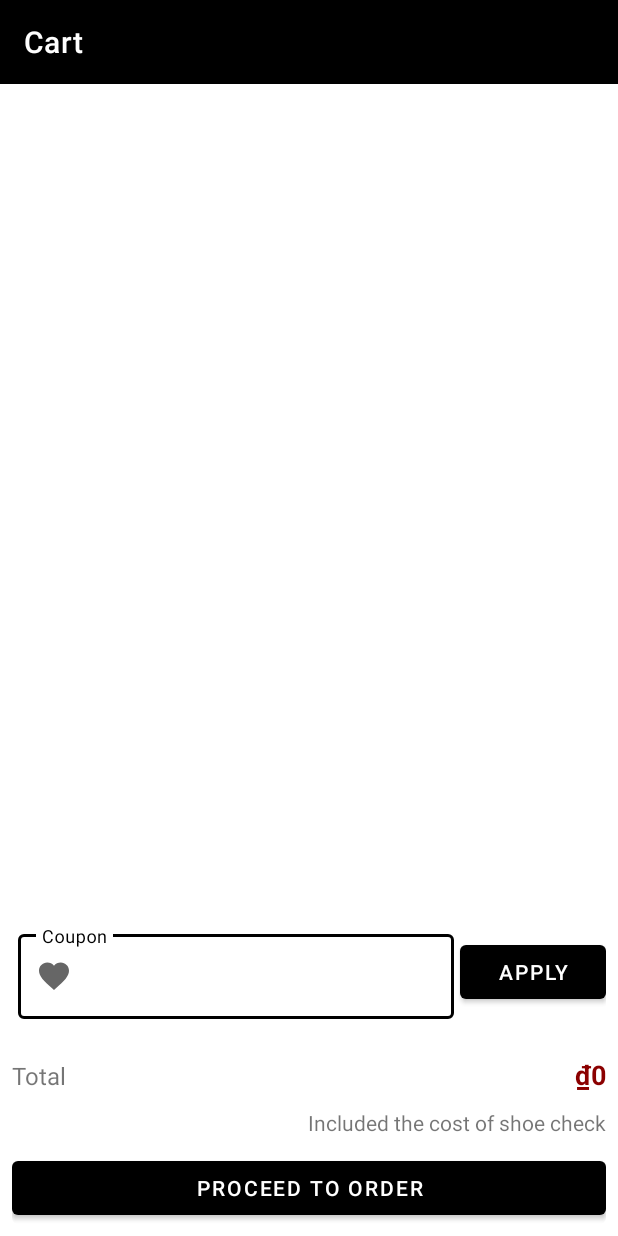
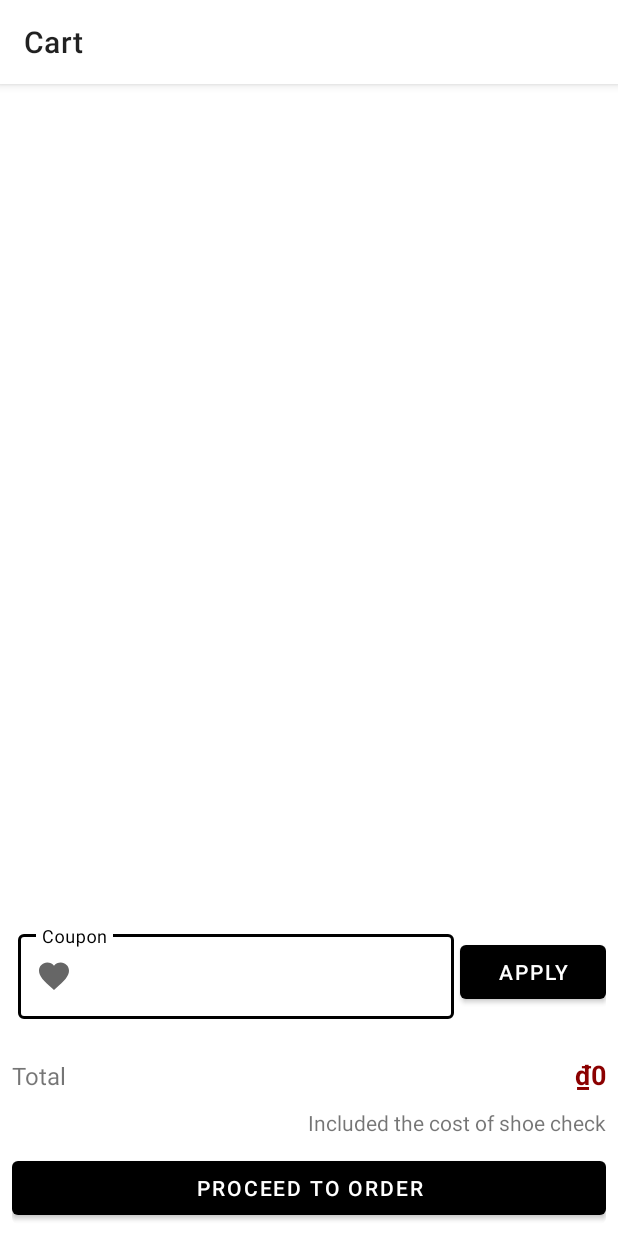
Before and after one commit to minhtus/trigonic, an Android app: the fragment CartFragment shown on its own in the app's theme, on a phone screen of 412 x 824 dp. Run offline under Robolectric (Android 15) with nearby library versions, the phone set to English and light mode, and no system bars; our stand-ins replace Room's generated code.

Commit message:
Top Toolbar

```diff
--- a/app/src/main/java/binh/pc/trigonic/CartFragment.java
+++ b/app/src/main/java/binh/pc/trigonic/CartFragment.java
@@ -28,7 +28,6 @@ public class CartFragment extends Fragment{
     @Override
     public void onCreate(@Nullable Bundle bundle) {
         super.onCreate(bundle);
-        setHasOptionsMenu(true);
         cartAdapter = new CartAdapter(getContext(), AppDatabase.getInstance(getContext()).productDAO().getAll());
     }
 
@@ -51,16 +50,7 @@ public class CartFragment extends Fragment{
                 .reduce(0, Integer::sum)));
         return view;
     }
-    @Override
-    public void onCreateOptionsMenu(Menu menu, MenuInflater menuInflater) {
-        menuInflater.inflate(R.menu.topbar, menu);
-        super.onCreateOptionsMenu(menu, menuInflater);
-    }
 
-    @Override
-    public boolean onOptionsItemSelected(MenuItem item) {
-        Toast.makeText(getContext(), "selected", Toast.LENGTH_SHORT).show();
-        return true;
-    }
+
 
 }
--- a/app/src/main/java/binh/pc/trigonic/SubmitProductFragment.java
+++ b/app/src/main/java/binh/pc/trigonic/SubmitProductFragment.java
@@ -5,6 +5,7 @@ import android.view.LayoutInflater;
 import android.view.View;
 import android.view.ViewGroup;
 import android.widget.*;
+import androidx.appcompat.widget.Toolbar;
 import androidx.fragment.app.Fragment;
 import androidx.recyclerview.widget.LinearLayoutManager;
 import androidx.recyclerview.widget.RecyclerView;
@@ -55,6 +56,7 @@ public class SubmitProductFragment extends Fragment implements AdapterView.OnIte
                              Bundle savedInstanceState) {
         // Inflate the layout for this fragment
         View view = inflater.inflate(R.layout.fragment_submit_product, container, false);
+
         imageRecyclerView = view.findViewById(R.id.recycler_images);
         imageRecyclerView.setLayoutManager(new LinearLayoutManager(getContext(), RecyclerView.HORIZONTAL, false));
         Bundle bundle = this.getArguments();
--- a/app/src/main/res/layout/fragment_cart.xml
+++ b/app/src/main/res/layout/fragment_cart.xml
@@ -7,27 +7,19 @@
                 android:fitsSystemWindows="true"
                 android:orientation="vertical">
 
-    <com.google.android.material.appbar.AppBarLayout
-    android:id="@+id/appbarlayout"
-    android:layout_width="match_parent"
-    android:layout_height="wrap_content"
-    android:fitsSystemWindows="true"
-    app:liftOnScroll="true">
-
-        <androidx.appcompat.widget.Toolbar
-                android:id="@+id/toolbar"
-                style="?attr/catalogToolbarWithCloseButtonStyle"
-                android:layout_width="match_parent"
-                android:layout_height="wrap_content"
-                app:buttonGravity="center_vertical"
-                app:title="Cart"
-                app:titleTextColor="@color/cardview_light_background"/>
-    </com.google.android.material.appbar.AppBarLayout>
+    <com.google.android.material.appbar.MaterialToolbar
+            android:id="@+id/toolbar"
+            style="@style/Widget.MaterialComponents.Toolbar.Surface"
+            android:layout_width="match_parent"
+            android:layout_height="wrap_content"
+            android:elevation="4dp"
+            app:title="@string/title_cart"
+            />
 
     <androidx.core.widget.NestedScrollView
             android:layout_width="match_parent"
             android:layout_height="match_parent"
-            android:layout_below="@+id/appbarlayout"
+            android:layout_below="@+id/toolbar"
             android:layout_above="@+id/card_order"
             app:layout_behavior="@string/appbar_scrolling_view_behavior">
 
--- a/app/src/main/res/menu/topbar.xml
+++ /dev/null
@@ -1,34 +0,0 @@
-<?xml version="1.0" encoding="utf-8"?>
-<!--
-  Copyright 2017 The Android Open Source Project
-
-  Licensed under the Apache License, Version 2.0 (the "License");
-  you may not use this file except in compliance with the License.
-  You may obtain a copy of the License at
-
-      https://www.apache.org/licenses/LICENSE-2.0
-
-  Unless required by applicable law or agreed to in writing, software
-  distributed under the License is distributed on an "AS IS" BASIS,
-  WITHOUT WARRANTIES OR CONDITIONS OF ANY KIND, either express or implied.
-  See the License for the specific language governing permissions and
-  limitations under the License.
-  -->
-<menu xmlns:android="http://schemas.android.com/apk/res/android"
-    xmlns:app="http://schemas.android.com/apk/res-auto"
-    xmlns:tools="http://schemas.android.com/tools"
-    tools:ignore="AppCompatResource">
-    <!--<item-->
-        <!--android:title="Edit"-->
-        <!--app:showAsAction="ifRoom"/>-->
-    <!--<item-->
-        <!--android:icon="@drawable/ic_favorite_black_24dp"-->
-        <!--android:title="Favorite"-->
-        <!--app:showAsAction="ifRoom"/>-->
-    <!--<item-->
-        <!--android:title="Setting"-->
-        <!--app:showAsAction="never"/>-->
-    <!--<item-->
-        <!--android:title="Help / Feedback"-->
-        <!--app:showAsAction="never"/>-->
-</menu>
--- a/app/src/main/res/values/strings.xml
+++ b/app/src/main/res/values/strings.xml
@@ -44,4 +44,6 @@
     <string name="placeholder_name">Họ và Tên</string>
     <string name="placeholder_phone">Số điện thoại</string>
     <string name="placeholder_repassword">Nhập lại Mật Khẩu</string>
+    <string name="button_logout">Đăng Xuất</string>
+    <string name="title_product_detail">Chi tiết sản phẩm</string>
 </resources>
```
Also changed, not shown: app/src/main/java/binh/pc/trigonic/DetailProductActivity.java (+6 -2 lines), app/src/main/java/binh/pc/trigonic/ProfileFragment.java (+4 -20 lines), app/src/main/res/layout/activity_detail_product.xml (+8 -10 lines), app/src/main/res/layout/fragment_profile.xml (+47 -24 lines), app/src/main/res/layout/fragment_submit_product.xml (+8 -16 lines), app/src/main/res/menu/topbarcart.xml (deleted, +0 -10 lines).
